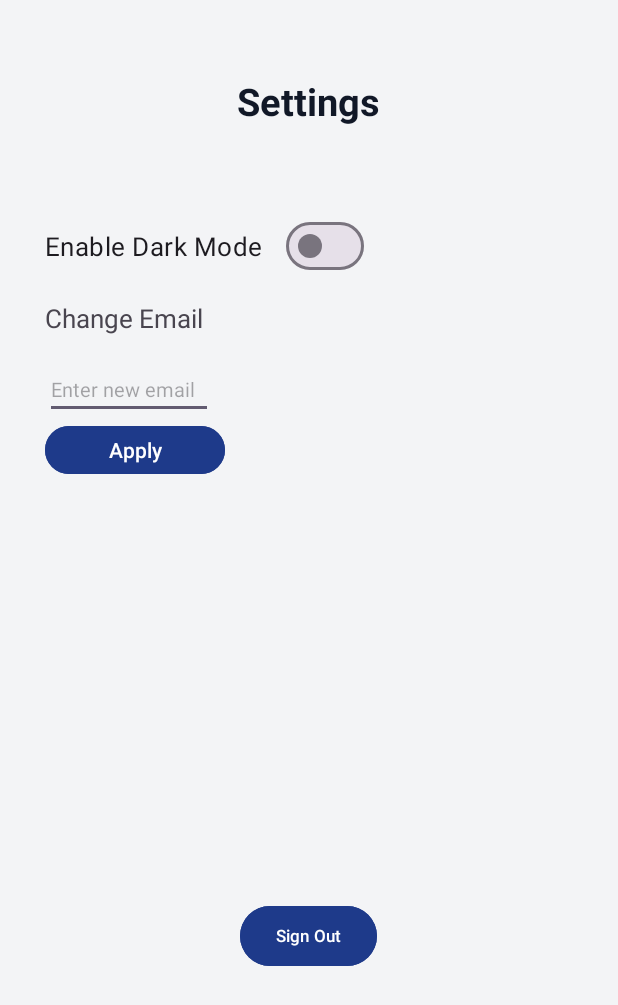
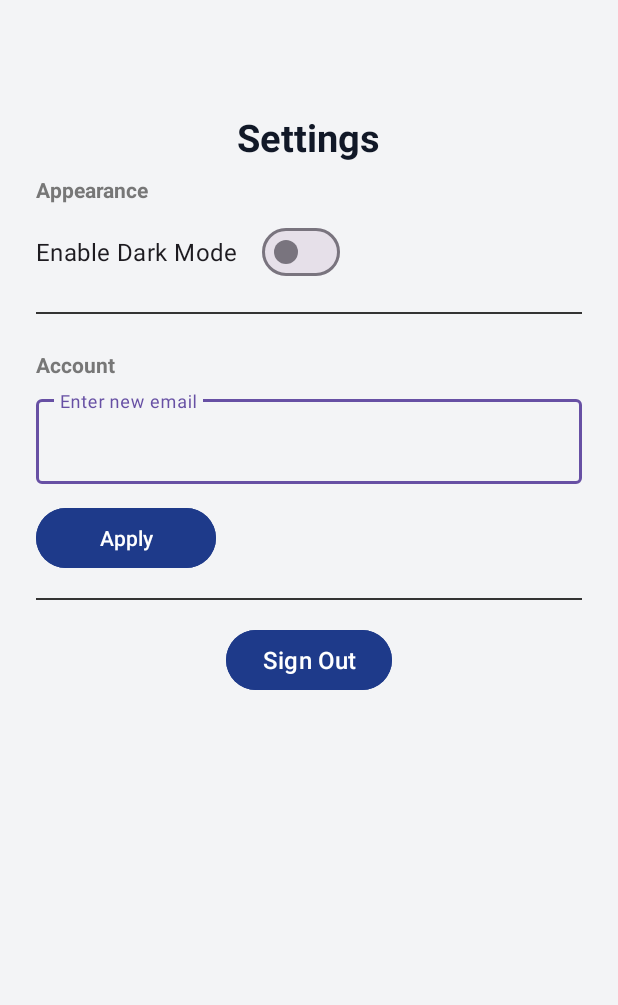
Before and after one commit to raidenabe/COMP-2160-App-Project, an Android app: the fragment SettingsFragment shown on its own in the app's theme, on a phone screen of 412 x 824 dp. Shown: the top 1005 px of the screen. Run offline under Robolectric (Android 15) with nearby library versions, the phone set to English and light mode, and no system bars.

Commit message:
SettingsPage

```diff
--- a/app/src/main/res/layout/fragment_settings.xml
+++ b/app/src/main/res/layout/fragment_settings.xml
@@ -1,10 +1,16 @@
 <?xml version="1.0" encoding="utf-8"?>
-<FrameLayout xmlns:android="http://schemas.android.com/apk/res/android"
+<ScrollView xmlns:android="http://schemas.android.com/apk/res/android"
     xmlns:tools="http://schemas.android.com/tools"
     android:layout_width="match_parent"
     android:layout_height="match_parent"
     tools:context=".SettingsFragment"
     android:background="@color/background">
+
+    <LinearLayout
+        android:layout_width="match_parent"
+        android:layout_height="wrap_content"
+        android:orientation="vertical"
+        android:padding="24dp">
 
     <TextView
         android:id="@+id/settingsTitle"
@@ -18,51 +24,73 @@
         android:textColor="@color/primaryText"
         />
 
+        <TextView
+            android:layout_width="wrap_content"
+            android:layout_height="wrap_content"
+            android:text="Appearance"
+            android:textSize="14sp"
+            android:textStyle="bold"
+            android:textColor="#777"
+            android:paddingTop="8dp"
+            android:paddingBottom="8dp"/>
     <com.google.android.material.materialswitch.MaterialSwitch
         android:id="@+id/changeTheme"
         android:layout_width="wrap_content"
         android:layout_height="wrap_content"
-        android:layout_marginTop="140dp"
-        android:layout_marginStart="30dp"
+        android:paddingVertical="12dp"
         android:text="@string/enable_dark_mode"
-        android:textSize="17sp"/>
+        android:textSize="16sp"/>
+        <View
+            android:layout_width="match_parent"
+            android:layout_height="1dp"
+            android:background="#333333"
+            android:layout_marginVertical="16dp"/>
+        <TextView
+            android:layout_width="wrap_content"
+            android:layout_height="wrap_content"
+            android:text="Account"
+            android:textSize="14sp"
+            android:textStyle="bold"
+            android:textColor="#777"
+            android:paddingTop="8dp"
+            android:paddingBottom="8dp"/>
 
-    <TextView
-        android:layout_width="wrap_content"
+    <com.google.android.material.textfield.TextInputLayout
+
+        android:layout_width="match_parent"
         android:layout_height="wrap_content"
-        android:layout_marginStart="30dp"
-        android:layout_marginTop="200dp"
-        android:textSize="17sp"
-        android:text="Change Email" />
+        android:hint="Enter new email" >
 
-    <EditText
-        android:id="@+id/newEmailEditText"
-        android:layout_width="wrap_content"
-        android:layout_height="wrap_content"
-        android:layout_marginStart="30dp"
-        android:layout_marginTop="240dp"
-        android:ems="7"
-        android:textSize="13sp"
-        android:hint="Enter new email" />
+        <com.google.android.material.textfield.TextInputEditText
+            android:id="@+id/newEmailEditText"
+            android:layout_width="match_parent"
+            android:layout_height="wrap_content"
+            android:textSize="16sp"
+            />
+    </com.google.android.material.textfield.TextInputLayout>
 
     <Button
         android:id="@+id/changeEmailButton"
         android:layout_width="120dp"
-        android:layout_height="40dp"
-        android:layout_marginStart="30dp"
-        android:layout_marginTop="280dp"
+        android:layout_height="wrap_content"
+        android:layout_marginTop="12dp"
+        android:textColor="@color/white"
         android:backgroundTint="@color/primaryBtn"
         android:text="Apply" />
+        <View
+            android:layout_width="match_parent"
+            android:layout_height="1dp"
+            android:background="#333333"
+            android:layout_marginVertical="16dp"/>
 
     <Button
         android:id="@+id/signOutButton"
         android:layout_width="wrap_content"
         android:layout_height="wrap_content"
-        android:layout_gravity="center_horizontal"
-        android:layout_marginTop="600dp"
+        android:layout_gravity="center_horizontal|bottom"
         android:text="@string/sign_out"
         android:backgroundTint="@color/primaryBtn"
         android:textColor="@color/white"
-        android:textSize="11sp"/>
-
-</FrameLayout>
+        android:textSize="16sp"/>
+    </LinearLayout>
+</ScrollView>
```
